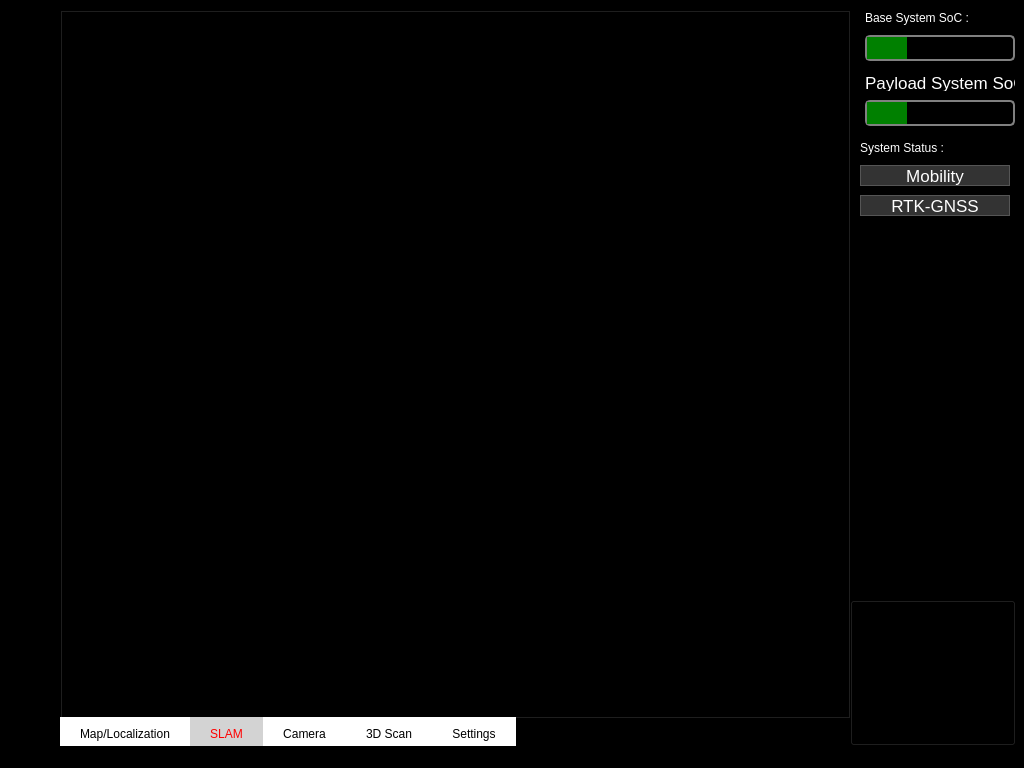
The window that python/patrol/patrol.ui (elecun/flame_robotics_patroller) describes before a commit, drawn with Qt 5.
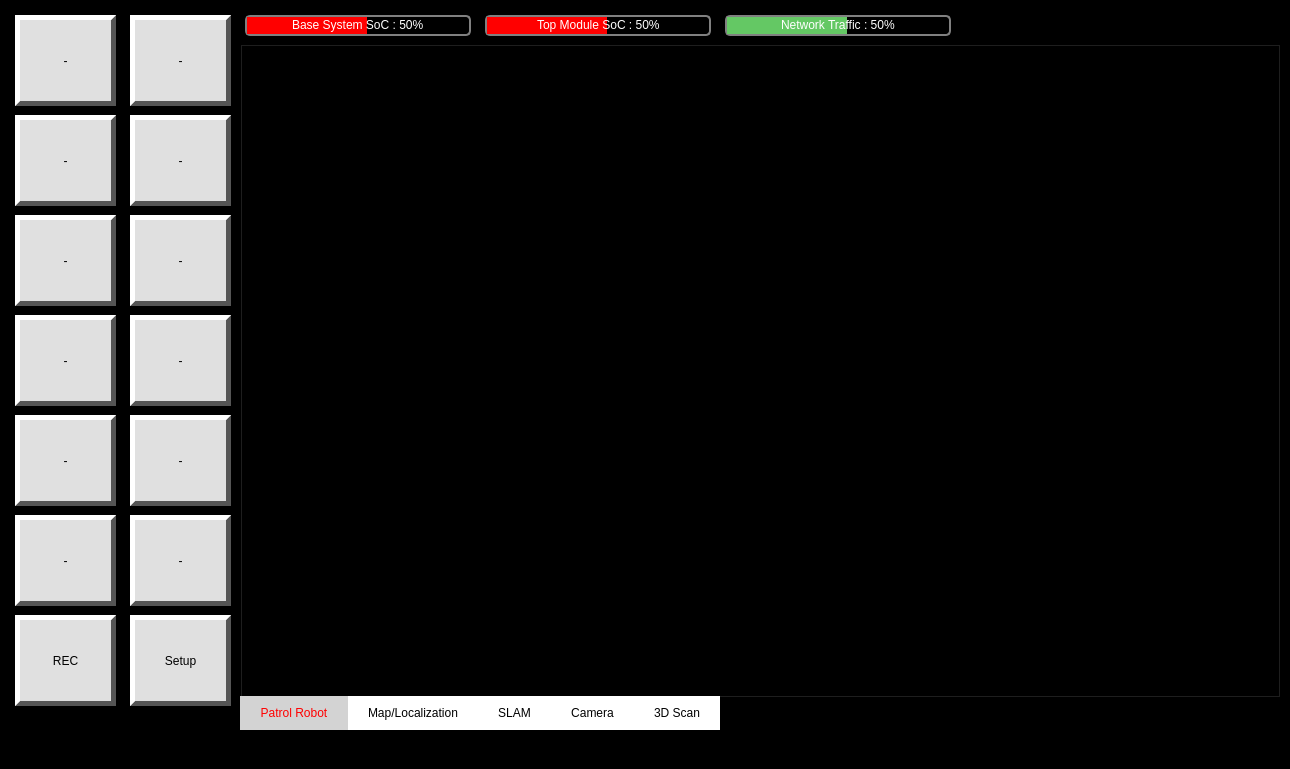
The same window after the commit. Icons and pictures are not drawn.

What changed in the file:
```diff
--- a/python/patrol/patrol.ui
+++ b/python/patrol/patrol.ui
@@ -7,8 +7,8 @@
    <rect>
     <x>0</x>
     <y>0</y>
-    <width>1024</width>
-    <height>768</height>
+    <width>1290</width>
+    <height>769</height>
    </rect>
   </property>
   <property name="font">
@@ -33,10 +33,10 @@
    <widget class="QTabWidget" name="tabWidget">
     <property name="geometry">
      <rect>
-      <x>60</x>
-      <y>10</y>
-      <width>791</width>
-      <height>741</height>
+      <x>240</x>
+      <y>44</y>
+      <width>1041</width>
+      <height>686</height>
      </rect>
     </property>
     <property name="font">
@@ -44,6 +44,9 @@
       <family>Arial</family>
      </font>
     </property>
+    <property name="autoFillBackground">
+     <bool>false</bool>
+    </property>
     <property name="styleSheet">
      <string notr="true">QTabBar::tab {
         background: white;
@@ -62,8 +65,23 @@
      <enum>QTabWidget::Rounded</enum>
     </property>
     <property name="currentIndex">
-     <number>1</number>
+     <number>0</number>
     </property>
+    <widget class="QWidget" name="tab_robot">
+     <attribute name="title">
+      <string>Patrol Robot</string>
+     </attribute>
+     <widget class="QWidget" name="widget_3d_frame" native="true">
+      <property name="geometry">
+       <rect>
+        <x>0</x>
+        <y>0</y>
+        <width>1040</width>
+        <height>642</height>
+       </rect>
+      </property>
+     </widget>
+    </widget>
     <widget class="QWidget" name="tab">
      <attribute name="icon">
       <iconset>
@@ -100,46 +118,535 @@
       <string>3D Scan</string>
      </attribute>
     </widget>
-    <widget class="QWidget" name="tab_5">
-     <attribute name="icon">
-      <iconset>
-       <normaloff>../resource/setting.png</normaloff>../resource/setting.png</iconset>
-     </attribute>
-     <attribute name="title">
-      <string>Settings</string>
-     </attribute>
-    </widget>
    </widget>
-   <widget class="QToolButton" name="toolButton">
+   <widget class="QProgressBar" name="progress_base_soc">
     <property name="geometry">
      <rect>
-      <x>850</x>
-      <y>600</y>
-      <width>166</width>
-      <height>146</height>
+      <x>245</x>
+      <y>15</y>
+      <width>226</width>
+      <height>21</height>
      </rect>
     </property>
+    <property name="font">
+     <font>
+      <family>Arial</family>
+     </font>
+    </property>
+    <property name="styleSheet">
+     <string notr="true">QProgressBar {
+        border: 2px solid gray;
+        border-radius: 5px;
+        text-align: center;
+	   color:white;
+}
+    QProgressBar::chunk {
+        background-color: rgb(255,0,0);
+        width: 20px;
+    }</string>
+    </property>
+    <property name="value">
+     <number>50</number>
+    </property>
+    <property name="format">
+     <string>Base System SoC : %p%</string>
+    </property>
+   </widget>
+   <widget class="QProgressBar" name="progress_topmodule_soc">
+    <property name="geometry">
+     <rect>
+      <x>485</x>
+      <y>15</y>
+      <width>226</width>
+      <height>21</height>
+     </rect>
+    </property>
+    <property name="font">
+     <font>
+      <family>Arial</family>
+     </font>
+    </property>
+    <property name="styleSheet">
+     <string notr="true">QProgressBar {
+        border: 2px solid gray;
+        border-radius: 5px;
+        text-align: center;
+	   color:white;
+}
+    QProgressBar::chunk {
+        background-color: rgb(255,0,0);
+        width: 20px;
+    }</string>
+    </property>
+    <property name="value">
+     <number>50</number>
+    </property>
+    <property name="format">
+     <string>Top Module SoC : %p%</string>
+    </property>
+   </widget>
+   <widget class="QPushButton" name="pushButton">
+    <property name="geometry">
+     <rect>
+      <x>15</x>
+      <y>15</y>
+      <width>101</width>
+      <height>91</height>
+     </rect>
+    </property>
+    <property name="styleSheet">
+     <string notr="true">QPushButton {
+background-color: #e0e0e0;
+border: 5px solid #aaaaaa;
+border-top-color: white; 
+border-left-color: white; 
+border-bottom-color: #555555; 
+border-right-color: #555555;  
+padding: 5px 15px;
+}
+QPushButton:pressed {
+border-top-color: #555555; 
+border-left-color: #555555;
+border-bottom-color: white;
+border-right-color: white;
+background-color: #d0d0d0;
+}</string>
+    </property>
     <property name="text">
-     <string>...</string>
+     <string>-</string>
     </property>
+   </widget>
+   <widget class="QPushButton" name="pushButton_2">
+    <property name="geometry">
+     <rect>
+      <x>130</x>
+      <y>15</y>
+      <width>101</width>
+      <height>91</height>
+     </rect>
+    </property>
+    <property name="styleSheet">
+     <string notr="true">QPushButton {
+background-color: #e0e0e0;
+border: 5px solid #aaaaaa;
+border-top-color: white; 
+border-left-color: white; 
+border-bottom-color: #555555; 
+border-right-color: #555555;  
+padding: 5px 15px;
+}
+QPushButton:pressed {
+border-top-color: #555555; 
+border-left-color: #555555;
+border-bottom-color: white;
+border-right-color: white;
+background-color: #d0d0d0;
+}</string>
+    </property>
+    <property name="text">
+     <string>-</string>
+    </property>
+   </widget>
+   <widget class="QPushButton" name="pushButton_3">
+    <property name="geometry">
+     <rect>
+      <x>130</x>
+      <y>115</y>
+      <width>101</width>
+      <height>91</height>
+     </rect>
+    </property>
+    <property name="styleSheet">
+     <string notr="true">QPushButton {
+background-color: #e0e0e0;
+border: 5px solid #aaaaaa;
+border-top-color: white; 
+border-left-color: white; 
+border-bottom-color: #555555; 
+border-right-color: #555555;  
+padding: 5px 15px;
+}
+QPushButton:pressed {
+border-top-color: #555555; 
+border-left-color: #555555;
+border-bottom-color: white;
+border-right-color: white;
+background-color: #d0d0d0;
+}</string>
+    </property>
+    <property name="text">
+     <string>-</string>
+    </property>
+   </widget>
+   <widget class="QPushButton" name="pushButton_4">
+    <property name="geometry">
+     <rect>
+      <x>15</x>
+      <y>115</y>
+      <width>101</width>
+      <height>91</height>
+     </rect>
+    </property>
+    <property name="styleSheet">
+     <string notr="true">QPushButton {
+background-color: #e0e0e0;
+border: 5px solid #aaaaaa;
+border-top-color: white; 
+border-left-color: white; 
+border-bottom-color: #555555; 
+border-right-color: #555555;  
+padding: 5px 15px;
+}
+QPushButton:pressed {
+border-top-color: #555555; 
+border-left-color: #555555;
+border-bottom-color: white;
+border-right-color: white;
+background-color: #d0d0d0;
+}</string>
+    </property>
+    <property name="text">
+     <string>-</string>
+    </property>
+   </widget>
+   <widget class="QPushButton" name="pushButton_5">
+    <property name="geometry">
+     <rect>
+      <x>15</x>
+      <y>215</y>
+      <width>101</width>
+      <height>91</height>
+     </rect>
+    </property>
+    <property name="styleSheet">
+     <string notr="true">QPushButton {
+background-color: #e0e0e0;
+border: 5px solid #aaaaaa;
+border-top-color: white; 
+border-left-color: white; 
+border-bottom-color: #555555; 
+border-right-color: #555555;  
+padding: 5px 15px;
+}
+QPushButton:pressed {
+border-top-color: #555555; 
+border-left-color: #555555;
+border-bottom-color: white;
+border-right-color: white;
+background-color: #d0d0d0;
+}</string>
+    </property>
+    <property name="text">
+     <string>-</string>
+    </property>
+   </widget>
+   <widget class="QPushButton" name="pushButton_6">
+    <property name="geometry">
+     <rect>
+      <x>130</x>
+      <y>215</y>
+      <width>101</width>
+      <height>91</height>
+     </rect>
+    </property>
+    <property name="styleSheet">
+     <string notr="true">QPushButton {
+background-color: #e0e0e0;
+border: 5px solid #aaaaaa;
+border-top-color: white; 
+border-left-color: white; 
+border-bottom-color: #555555; 
+border-right-color: #555555;  
+padding: 5px 15px;
+}
+QPushButton:pressed {
+border-top-color: #555555; 
+border-left-color: #555555;
+border-bottom-color: white;
+border-right-color: white;
+background-color: #d0d0d0;
+}</string>
+    </property>
+    <property name="text">
+     <string>-</string>
+    </property>
+   </widget>
+   <widget class="QPushButton" name="pushButton_7">
+    <property name="geometry">
+     <rect>
+      <x>15</x>
+      <y>315</y>
+      <width>101</width>
+      <height>91</height>
+     </rect>
+    </property>
+    <property name="styleSheet">
+     <string notr="true">QPushButton {
+background-color: #e0e0e0;
+border: 5px solid #aaaaaa;
+border-top-color: white; 
+border-left-color: white; 
+border-bottom-color: #555555; 
+border-right-color: #555555;  
+padding: 5px 15px;
+}
+QPushButton:pressed {
+border-top-color: #555555; 
+border-left-color: #555555;
+border-bottom-color: white;
+border-right-color: white;
+background-color: #d0d0d0;
+}</string>
+    </property>
+    <property name="text">
+     <string>-</string>
+    </property>
+   </widget>
+   <widget class="QPushButton" name="pushButton_8">
+    <property name="geometry">
+     <rect>
+      <x>130</x>
+      <y>315</y>
+      <width>101</width>
+      <height>91</height>
+     </rect>
+    </property>
+    <property name="styleSheet">
+     <string notr="true">QPushButton {
+background-color: #e0e0e0;
+border: 5px solid #aaaaaa;
+border-top-color: white; 
+border-left-color: white; 
+border-bottom-color: #555555; 
+border-right-color: #555555;  
+padding: 5px 15px;
+}
+QPushButton:pressed {
+border-top-color: #555555; 
+border-left-color: #555555;
+border-bottom-color: white;
+border-right-color: white;
+background-color: #d0d0d0;
+}</string>
+    </property>
+    <property name="text">
+     <string>-</string>
+    </property>
+   </widget>
+   <widget class="QPushButton" name="pushButton_9">
+    <property name="geometry">
+     <rect>
+      <x>15</x>
+      <y>415</y>
+      <width>101</width>
+      <height>91</height>
+     </rect>
+    </property>
+    <property name="styleSheet">
+     <string notr="true">QPushButton {
+background-color: #e0e0e0;
+border: 5px solid #aaaaaa;
+border-top-color: white; 
+border-left-color: white; 
+border-bottom-color: #555555; 
+border-right-color: #555555;  
+padding: 5px 15px;
+}
+QPushButton:pressed {
+border-top-color: #555555; 
+border-left-color: #555555;
+border-bottom-color: white;
+border-right-color: white;
+background-color: #d0d0d0;
+}</string>
+    </property>
+    <property name="text">
+     <string>-</string>
+    </property>
+   </widget>
+   <widget class="QPushButton" name="pushButton_10">
+    <property name="geometry">
+     <rect>
+      <x>130</x>
+      <y>415</y>
+      <width>101</width>
+      <height>91</height>
+     </rect>
+    </property>
+    <property name="styleSheet">
+     <string notr="true">QPushButton {
+background-color: #e0e0e0;
+border: 5px solid #aaaaaa;
+border-top-color: white; 
+border-left-color: white; 
+border-bottom-color: #555555; 
+border-right-color: #555555;  
+padding: 5px 15px;
+}
+QPushButton:pressed {
+border-top-color: #555555; 
+border-left-color: #555555;
+border-bottom-color: white;
+border-right-color: white;
+background-color: #d0d0d0;
+}</string>
+    </property>
+    <property name="text">
+     <string>-</string>
+    </property>
+   </widget>
+   <widget class="QPushButton" name="pushButton_11">
+    <property name="geometry">
+     <rect>
+      <x>15</x>
+      <y>515</y>
+      <width>101</width>
+      <height>91</height>
+     </rect>
+    </property>
+    <property name="styleSheet">
+     <string notr="true">QPushButton {
+background-color: #e0e0e0;
+border: 5px solid #aaaaaa;
+border-top-color: white; 
+border-left-color: white; 
+border-bottom-color: #555555; 
+border-right-color: #555555;  
+padding: 5px 15px;
+}
+QPushButton:pressed {
+border-top-color: #555555; 
+border-left-color: #555555;
+border-bottom-color: white;
+border-right-color: white;
+background-color: #d0d0d0;
+}</string>
+    </property>
+    <property name="text">
+     <string>-</string>
+    </property>
+   </widget>
+   <widget class="QPushButton" name="pushButton_12">
+    <property name="geometry">
+     <rect>
+      <x>130</x>
+      <y>515</y>
+      <width>101</width>
+      <height>91</height>
+     </rect>
+    </property>
+    <property name="styleSheet">
+     <string notr="true">QPushButton {
+background-color: #e0e0e0;
+border: 5px solid #aaaaaa;
+border-top-color: white; 
+border-left-color: white; 
+border-bottom-color: #555555; 
+border-right-color: #555555;  
+padding: 5px 15px;
+}
+QPushButton:pressed {
+border-top-color: #555555; 
+border-left-color: #555555;
+border-bottom-color: white;
+border-right-color: white;
+background-color: #d0d0d0;
+}</string>
+    </property>
+    <property name="text">
+     <string>-</string>
+    </property>
+   </widget>
+   <widget class="QPushButton" name="btn_setup">
+    <property name="geometry">
+     <rect>
+      <x>130</x>
+      <y>615</y>
+      <width>101</width>
+      <height>91</height>
+     </rect>
+    </property>
+    <property name="styleSheet">
+     <string notr="true">QPushButton {
+background-color: #e0e0e0;
+border: 5px solid #aaaaaa;
+border-top-color: white; 
+border-left-color: white; 
+border-bottom-color: #555555; 
+border-right-color: #555555;  
+padding: 5px 15px;
+color:rgb(0,0,0);
+}
+QPushButton:pressed {
+border-top-color: #555555; 
+border-left-color: #555555;
+border-bottom-color: white;
+border-right-color: white;
+background-color: #d0d0d0;
+}</string>
+    </property>
+    <property name="text">
+     <string>Setup</string>
+    </property>
     <property name="icon">
      <iconset>
-      <normaloff>../resource/emg.png</normaloff>../resource/emg.png</iconset>
+      <normaloff>../resource/setup.png</normaloff>../resource/setup.png</iconset>
+    </property>
+   </widget>
+   <widget class="QPushButton" name="btn_record">
+    <property name="geometry">
+     <rect>
+      <x>15</x>
+      <y>615</y>
+      <width>101</width>
+      <height>91</height>
+     </rect>
+    </property>
+    <property name="font">
+     <font>
+      <family>Arial</family>
+     </font>
+    </property>
+    <property name="styleSheet">
+     <string notr="true">QPushButton {
+background-color: #e0e0e0;
+border: 5px solid #aaaaaa;
+border-top-color: white; 
+border-left-color: white; 
+border-bottom-color: #555555; 
+border-right-color: #555555;  
+padding: 5px 15px;
+color:rgb(0,0,0);
+}
+QPushButton:pressed {
+border-top-color: #555555; 
+border-left-color: #555555;
+border-bottom-color: white;
+border-right-color: white;
+background-color: #d0d0d0;
+}</string>
+    </property>
+    <property name="text">
+     <string>REC</string>
+    </property>
+    <property name="icon">
+     <iconset>
+      <normaloff>../resource/rec.png</normaloff>../resource/rec.png</iconset>
     </property>
     <property name="iconSize">
      <size>
-      <width>256</width>
-      <height>256</height>
+      <width>16</width>
+      <height>16</height>
      </size>
     </property>
    </widget>
    <widget class="QProgressBar" name="progressBar">
     <property name="geometry">
      <rect>
-      <x>865</x>
-      <y>35</y>
-      <width>150</width>
-      <height>26</height>
+      <x>725</x>
+      <y>15</y>
+      <width>226</width>
+      <height>21</height>
      </rect>
     </property>
     <property name="font">
@@ -152,156 +659,18 @@
         border: 2px solid gray;
         border-radius: 5px;
         text-align: center;
+	   color:white;
 }
     QProgressBar::chunk {
-        background-color: green;
+        background-color: rgb(100,200,100);
         width: 20px;
     }</string>
     </property>
     <property name="value">
-     <number>24</number>
+     <number>50</number>
     </property>
-   </widget>
-   <widget class="QLabel" name="label">
-    <property name="geometry">
-     <rect>
-      <x>865</x>
-      <y>10</y>
-      <width>150</width>
-      <height>16</height>
-     </rect>
-    </property>
-    <property name="font">
-     <font>
-      <family>Arial</family>
-     </font>
-    </property>
-    <property name="styleSheet">
-     <string notr="true">color: rgb(255, 255, 255);</string>
-    </property>
-    <property name="text">
-     <string>Base System SoC :</string>
-    </property>
-   </widget>
-   <widget class="QLabel" name="label_2">
-    <property name="geometry">
-     <rect>
-      <x>865</x>
-      <y>75</y>
-      <width>150</width>
-      <height>16</height>
-     </rect>
-    </property>
-    <property name="font">
-     <font>
-      <family>Arial</family>
-      <pointsize>13</pointsize>
-     </font>
-    </property>
-    <property name="styleSheet">
-     <string notr="true">color: rgb(255, 255, 255);</string>
-    </property>
-    <property name="text">
-     <string>Payload System SoC :</string>
-    </property>
-   </widget>
-   <widget class="QProgressBar" name="progressBar_2">
-    <property name="geometry">
-     <rect>
-      <x>865</x>
-      <y>100</y>
-      <width>150</width>
-      <height>26</height>
-     </rect>
-    </property>
-    <property name="font">
-     <font>
-      <family>Arial</family>
-     </font>
-    </property>
-    <property name="styleSheet">
-     <string notr="true">QProgressBar {
-        border: 2px solid gray;
-        border-radius: 5px;
-        text-align: center;
-}
-    QProgressBar::chunk {
-        background-color: green;
-        width: 20px;
-    }</string>
-    </property>
-    <property name="value">
-     <number>24</number>
-    </property>
-   </widget>
-   <widget class="QLabel" name="label_3">
-    <property name="geometry">
-     <rect>
-      <x>860</x>
-      <y>195</y>
-      <width>150</width>
-      <height>21</height>
-     </rect>
-    </property>
-    <property name="font">
-     <font>
-      <family>Arial</family>
-      <pointsize>13</pointsize>
-     </font>
-    </property>
-    <property name="styleSheet">
-     <string notr="true">background-color: #333333;
-color: white;
-border: 1px solid #555555;</string>
-    </property>
-    <property name="text">
-     <string>RTK-GNSS</string>
-    </property>
-    <property name="alignment">
-     <set>Qt::AlignCenter</set>
-    </property>
-   </widget>
-   <widget class="QLabel" name="label_4">
-    <property name="geometry">
-     <rect>
-      <x>860</x>
-      <y>140</y>
-      <width>150</width>
-      <height>16</height>
-     </rect>
-    </property>
-    <property name="styleSheet">
-     <string notr="true">color: rgb(255, 255, 255);</string>
-    </property>
-    <property name="text">
-     <string>System Status :</string>
-    </property>
-   </widget>
-   <widget class="QLabel" name="label_5">
-    <property name="geometry">
-     <rect>
-      <x>860</x>
-      <y>165</y>
-      <width>150</width>
-      <height>21</height>
-     </rect>
-    </property>
-    <property name="font">
-     <font>
-      <family>Arial</family>
-      <pointsize>13</pointsize>
-     </font>
-    </property>
-    <property name="styleSheet">
-     <string notr="true">background-color: #333333;
-color: white;
-border: 1px solid #555555;</string>
-    </property>
-    <property name="text">
-     <string>Mobility</string>
-    </property>
-    <property name="alignment">
-     <set>Qt::AlignCenter</set>
+    <property name="format">
+     <string>Network Traffic : %p%</string>
     </property>
    </widget>
   </widget>
```
Left out of the diff: 2 changed lines with no effect on the pictures.
